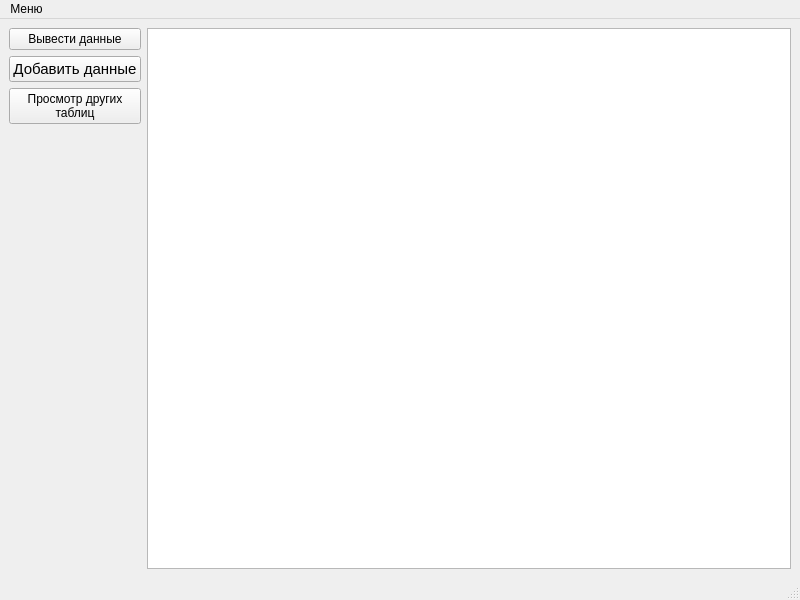
Old version of the form mainwindow.ui in the repository Monliker2/UD.
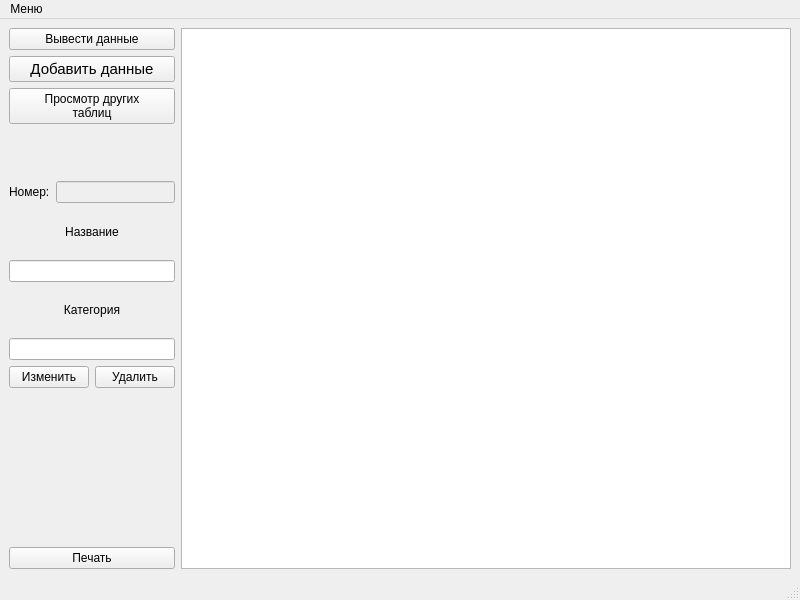
New version of the form.

Commit message: Add export to docx using libreoffice(command line)

The edit to the form file:
```diff
--- a/mainwindow.ui
+++ b/mainwindow.ui
@@ -15,7 +15,7 @@
   </property>
   <widget class="QWidget" name="centralwidget">
    <layout class="QGridLayout" name="gridLayout">
-    <item row="1" column="0">
+    <item row="1" column="0" colspan="3">
      <widget class="QPushButton" name="pushButton">
       <property name="font">
        <font>
@@ -28,7 +28,17 @@
       </property>
      </widget>
     </item>
-    <item row="0" column="0">
+    <item row="9" column="0" colspan="2">
+     <widget class="QPushButton" name="change_button">
+      <property name="text">
+       <string>Изменить</string>
+      </property>
+     </widget>
+    </item>
+    <item row="8" column="0" colspan="3">
+     <widget class="QLineEdit" name="lineEdit_3"/>
+    </item>
+    <item row="0" column="0" colspan="3">
      <widget class="QPushButton" name="Print_data">
       <property name="autoFillBackground">
        <bool>true</bool>
@@ -38,10 +48,14 @@
       </property>
      </widget>
     </item>
-    <item row="0" column="1" rowspan="4">
-     <widget class="QTableView" name="tableView"/>
+    <item row="4" column="0">
+     <widget class="QLabel" name="label">
+      <property name="text">
+       <string>Номер:</string>
+      </property>
+     </widget>
     </item>
-    <item row="2" column="0">
+    <item row="2" column="0" colspan="3">
      <widget class="QPushButton" name="pushButton_2">
       <property name="text">
        <string>Просмотр других
@@ -49,6 +63,59 @@
       </property>
      </widget>
     </item>
+    <item row="6" column="0" colspan="3">
+     <widget class="QLineEdit" name="lineEdit_2"/>
+    </item>
+    <item row="0" column="4" rowspan="14">
+     <widget class="QTableView" name="tableView"/>
+    </item>
+    <item row="4" column="1" colspan="2">
+     <widget class="QLineEdit" name="lineEdit">
+      <property name="enabled">
+       <bool>false</bool>
+      </property>
+      <property name="sizePolicy">
+       <sizepolicy hsizetype="Ignored" vsizetype="Fixed">
+        <horstretch>0</horstretch>
+        <verstretch>0</verstretch>
+       </sizepolicy>
+      </property>
+     </widget>
+    </item>
+    <item row="7" column="0" colspan="3">
+     <widget class="QLabel" name="label_3">
+      <property name="text">
+       <string>Категория</string>
+      </property>
+      <property name="alignment">
+       <set>Qt::AlignCenter</set>
+      </property>
+     </widget>
+    </item>
+    <item row="9" column="2">
+     <widget class="QPushButton" name="delete_button">
+      <property name="text">
+       <string>Удалить</string>
+      </property>
+     </widget>
+    </item>
+    <item row="5" column="0" colspan="3">
+     <widget class="QLabel" name="label_2">
+      <property name="text">
+       <string>Название</string>
+      </property>
+      <property name="alignment">
+       <set>Qt::AlignCenter</set>
+      </property>
+     </widget>
+    </item>
+    <item row="13" column="0" colspan="3">
+     <widget class="QPushButton" name="pushButton_3">
+      <property name="text">
+       <string>Печать</string>
+      </property>
+     </widget>
+    </item>
    </layout>
   </widget>
   <widget class="QMenuBar" name="menubar">
```
The commit also changes 11 other files.
